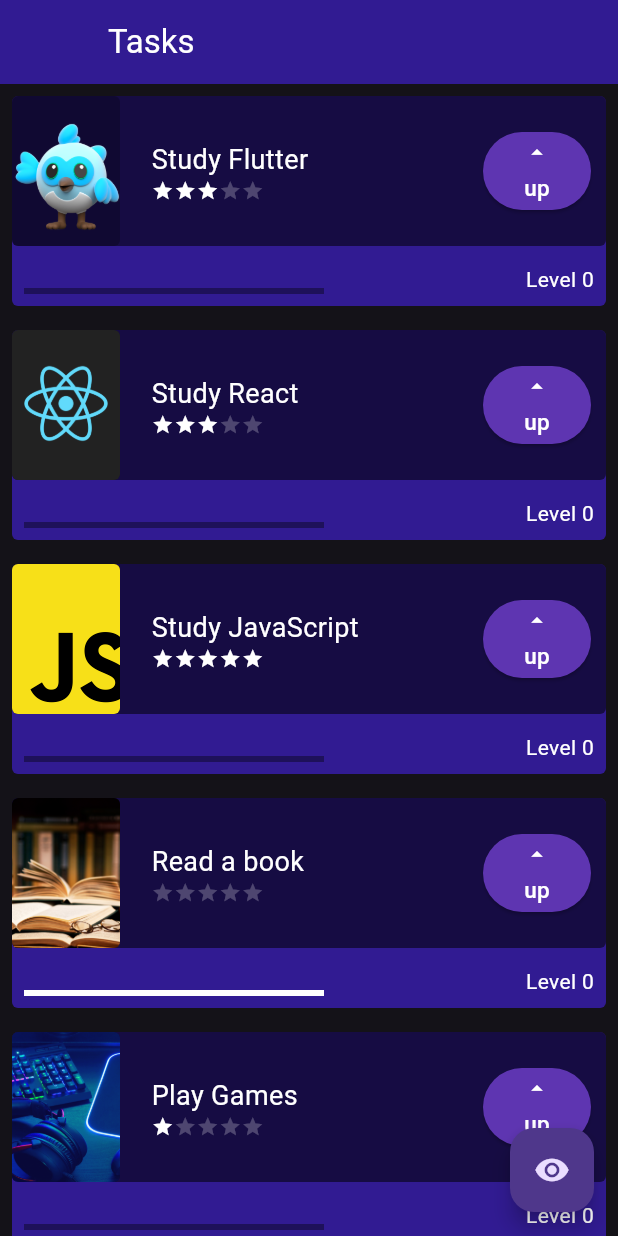
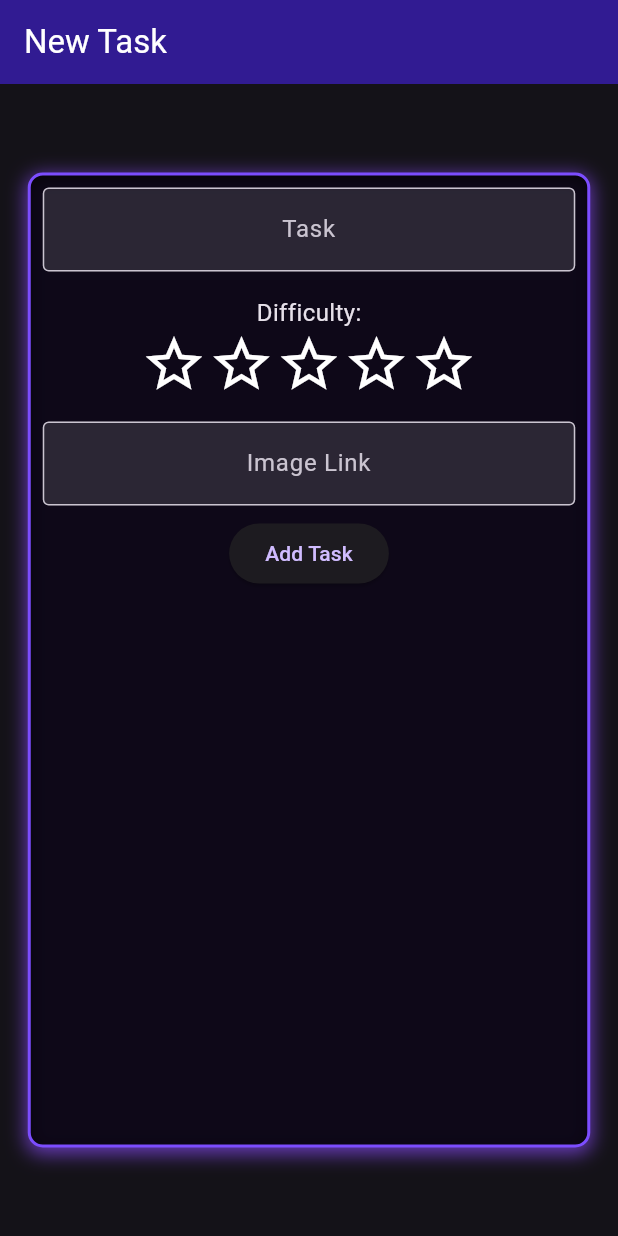
Before and after one commit to gabguedes/task_app_flutter, a Flutter app: the screen it shows after launch, on a phone screen of 412 x 824 dp. Run offline on Flutter 3.47's test engine with Material 3 defaults, Android fonts, the phone set to English and light mode, and no system bars.

Commit message:
add form

```diff
--- a/lib/components/task.dart
+++ b/lib/components/task.dart
@@ -20,7 +20,7 @@ class Task extends StatefulWidget {
 class _TaskState extends State<Task> {
   int level = 0;
   int maestry = 0;
-  Color ProgressBarColor = Colors.deepPurple.shade900;
+  Color progressBarColor = Colors.deepPurple.shade900;
 
   @override
   Widget build(BuildContext context) {
@@ -31,7 +31,7 @@ class _TaskState extends State<Task> {
           Container(
             decoration: BoxDecoration(
               borderRadius: BorderRadius.circular(4),
-              color: ProgressBarColor,
+              color: progressBarColor,
             ),
             height: 140,
             padding: const EdgeInsets.all(8.0),
@@ -123,23 +123,23 @@ class _TaskState extends State<Task> {
                             maestry++;
                             switch (maestry) {
                               case 1:
-                                ProgressBarColor = Colors.green;
+                                progressBarColor = Colors.green;
                                 break;
 
                               case 2:
-                                ProgressBarColor = Colors.amber;
+                                progressBarColor = Colors.amber;
                                 break;
 
                               case 3:
-                                ProgressBarColor = Colors.deepOrange;
+                                progressBarColor = Colors.deepOrange;
                                 break;
 
                               case 4:
-                                ProgressBarColor = Colors.pinkAccent;
+                                progressBarColor = Colors.pinkAccent;
                                 break;
 
                               case 5:
-                                ProgressBarColor = Colors.black;
+                                progressBarColor = Colors.black;
                                 break;
                             }
                           }
--- a/lib/main.dart
+++ b/lib/main.dart
@@ -1,5 +1,6 @@
 import 'package:flutter/material.dart';
-import 'package:primeiro_projeto_alura/screens/home_page.dart';
+import 'package:primeiro_projeto_alura/screens/form_screen.dart';
+// import 'package:primeiro_projeto_alura/screens/home_screen.dart';
 
 void main() {
   runApp(const MyApp());
@@ -17,7 +18,7 @@ class MyApp extends StatelessWidget {
         // colorScheme: ColorScheme.fromSeed(seedColor: Colors.blue),
         useMaterial3: true,
       ),
-      home: const HomePage(),
+      home: const FormScreen(),
       // home: ,
     );
   }
--- /dev/null
+++ b/lib/screens/form_screen.dart
@@ -0,0 +1,152 @@
+import 'package:flutter/cupertino.dart';
+import 'package:flutter/material.dart';
+
+class FormScreen extends StatefulWidget {
+  const FormScreen({super.key});
+
+  @override
+  State<FormScreen> createState() => _FormScreenState();
+}
+
+class _FormScreenState extends State<FormScreen> {
+  TextEditingController taskController = TextEditingController();
+  TextEditingController difficultyController = TextEditingController();
+  TextEditingController imageController = TextEditingController();
+  int difficultyLevel = 0;
+
+  @override
+  Widget build(BuildContext context) {
+    return Scaffold(
+      appBar: AppBar(
+        title: const Text(
+          'New Task',
+          style: TextStyle(
+            color: Colors.white,
+          ),
+        ),
+        backgroundColor: Colors.deepPurple.shade900,
+      ),
+      body: Center(
+        child: Container(
+          decoration: BoxDecoration(
+            color: Colors.black87,
+            borderRadius: BorderRadius.circular(10),
+            border: Border.all(
+              width: 2,
+              color: Colors.deepPurpleAccent,
+            ),
+            boxShadow: const [
+              BoxShadow(
+                  offset: Offset(0, 3),
+                  blurRadius: 10,
+                  spreadRadius: 1,
+                  color: Colors.deepPurple),
+            ],
+          ),
+          height: 650,
+          width: 375,
+          child: Column(
+            children: [
+              Padding(
+                padding: const EdgeInsets.all(8.0),
+                child: TextFormField(
+                  controller: taskController,
+                  textAlign: TextAlign.center,
+                  decoration: const InputDecoration(
+                    border: OutlineInputBorder(),
+                    hintText: 'Task',
+                    fillColor: Colors.white12,
+                    filled: true,
+                  ),
+                ),
+              ),
+              Padding(
+                padding: const EdgeInsets.all(8.0),
+                child: Column(
+                  children: [
+                    Text('Difficulty:' , style: TextStyle(fontSize: 16),),
+                    Row(
+                      mainAxisAlignment: MainAxisAlignment.center,
+                      children: [
+                        GestureDetector(
+                        onTap:(){
+                          setState(() {
+                            difficultyLevel = difficultyLevel == 1 ? 0 : 1;
+                          });
+                        },
+                        child: difficultyLevel >= 1
+                            ? const Icon(Icons.star, color: Colors.white, size: 45,)
+                            : const Icon(Icons.star_border, color: Colors.white, size: 45,),
+                        ),
+                        GestureDetector(
+                        onTap:(){
+                          setState(() {
+                            difficultyLevel = difficultyLevel == 2 ? 1 : 2;
+                          });
+                        },
+                        child: difficultyLevel >= 2
+                            ? const Icon(Icons.star, color: Colors.white, size: 45,)
+                            : const Icon(Icons.star_border, color: Colors.white, size: 45,),
+                        ),
+                        GestureDetector(
+                        onTap:(){
+                          setState(() {
+                            difficultyLevel = difficultyLevel == 3 ? 2 : 3;
+                          });
+                        },
+                        child: difficultyLevel >= 3
+                            ? const Icon(Icons.star, color: Colors.white, size: 45,)
+                            : const Icon(Icons.star_border, color: Colors.white, size: 45,),
+                        ),
+                        GestureDetector(
+                        onTap:(){
+                          setState(() {
+                            difficultyLevel = difficultyLevel == 4 ? 3 : 4;
+                          });
+                        },
+                        child: difficultyLevel >= 4
+                            ? const Icon(Icons.star, color: Colors.white, size: 45,)
+                            : const Icon(Icons.star_border, color: Colors.white, size: 45,),
+                        ),
+                        GestureDetector(
+                        onTap:(){
+                          setState(() {
+                            difficultyLevel = difficultyLevel == 5 ? 4 : 5;
+                          });
+                        },
+                        child: difficultyLevel >= 5
+                            ? const Icon(Icons.star, color: Colors.white, size: 45,)
+                            : const Icon(Icons.star_border, color: Colors.white, size: 45,),
+                        ),
+
+                      ],
+                    ),
+                  ],
+                ),
+              ),
+              Padding(
+                padding: const EdgeInsets.all(8.0),
+                child: TextFormField(
+                  controller: imageController,
+                  textAlign: TextAlign.center,
+                  decoration: const InputDecoration(
+                    border: OutlineInputBorder(),
+                    hintText: 'Image Link',
+                    fillColor: Colors.white12,
+                    filled: true,
+                  ),
+                ),
+              ),
+              ElevatedButton(
+                onPressed: () {
+                  print(taskController.text);
+                },
+                child: Text('Add Task'),
+              ),
+            ],
+          ),
+        ),
+      ),
+    );
+  }
+}
--- a/lib/screens/home_page.dart
+++ b/lib/screens/home_screen.dart
@@ -1,14 +1,14 @@
 import 'package:flutter/material.dart';
 import 'package:primeiro_projeto_alura/components/task.dart';
 
-class HomePage extends StatefulWidget {
-  const HomePage({super.key});
+class HomeScreen extends StatefulWidget {
+  const HomeScreen({super.key});
 
   @override
-  State<HomePage> createState() => _HomePageState();
+  State<HomeScreen> createState() => _HomeScreenState();
 }
 
-class _HomePageState extends State<HomePage> {
+class _HomeScreenState extends State<HomeScreen> {
   bool opacity = true;
 
   @override
```
